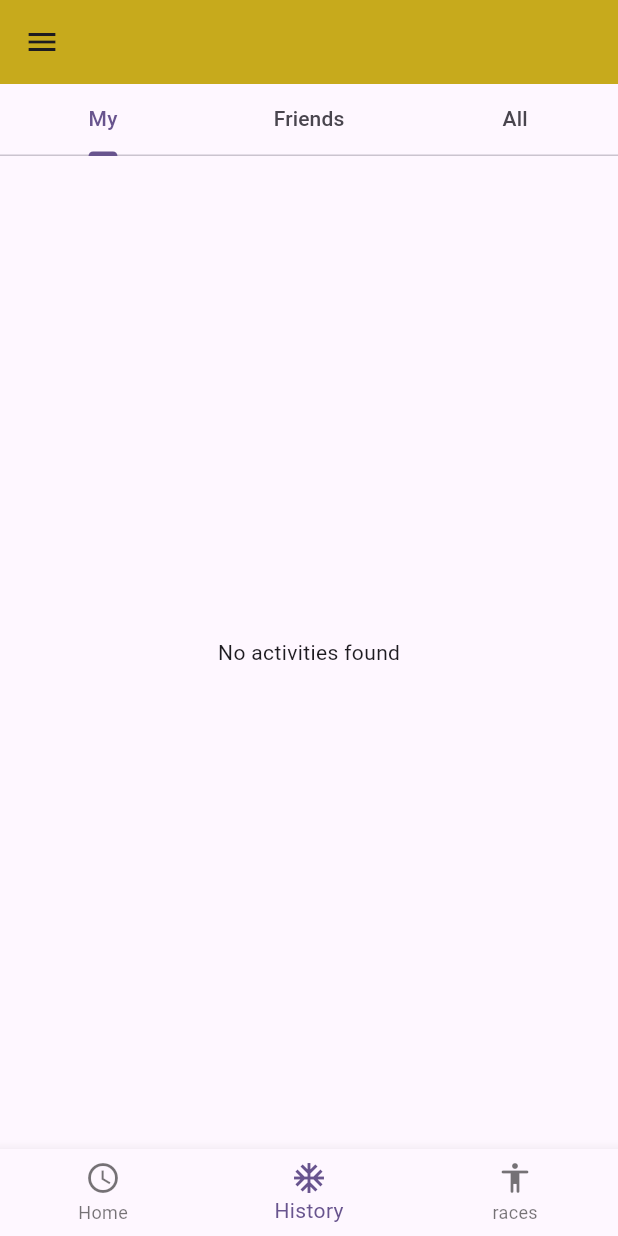
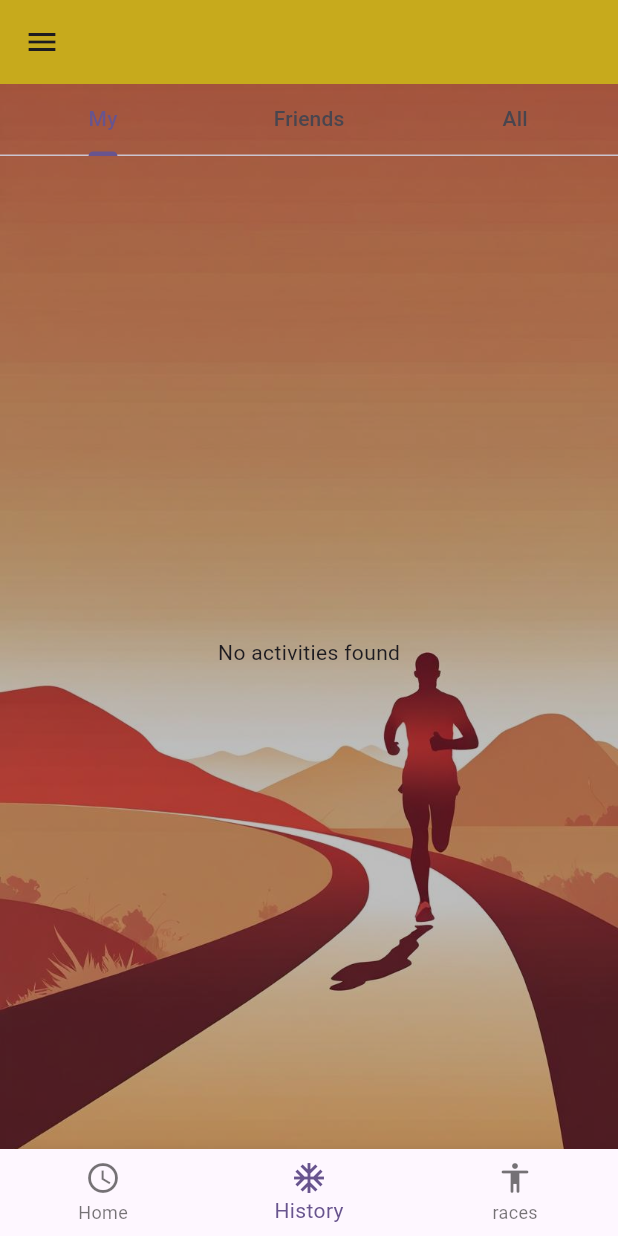
Before and after one commit to albertbrozyna/RunTracK, a Flutter app: the screen it shows once a user with an empty profile is signed in, item 2 of the bottom bar chosen, on a phone screen of 412 x 824 dp. Run offline on Flutter 3.47's test engine with Material 3 defaults, Android fonts, the phone set to English and light mode, and no system bars; our stand-ins replace cloud_firestore, firebase_auth, firebase_core, firebase_storage, flutter_map, geolocator and 4 more; missing offline and left inert: dart:ffi; accounts and stored records are empty; statements that could not run were skipped.

Commit message:
Small fixes, working on activity page.

```diff
--- a/lib/features/activities/pages/user_activities.dart
+++ b/lib/features/activities/pages/user_activities.dart
@@ -34,7 +34,18 @@ class _ActivitiesState extends State<Activities>
       return const Center(child: CircularProgressIndicator());
     }
 
-    return Column(
+    return Container(
+      decoration: BoxDecoration(
+        image: DecorationImage(
+          image: AssetImage("assets/background-start.jpg"),
+          fit: BoxFit.cover,
+          colorFilter: ColorFilter.mode(
+            Colors.black.withValues(alpha: 0.25),
+            BlendMode.darken,
+          ),
+        ),
+      ),
+      child: Column(
         children: [
           TabBar(
             controller: _tabController,
@@ -83,6 +94,7 @@ class _ActivitiesState extends State<Activities>
             ),
           ),
         ],
+      ),
     );
   }
 }
--- a/lib/features/activities/widgets/activity_block.dart
+++ b/lib/features/activities/widgets/activity_block.dart
@@ -18,7 +18,9 @@ class ActivityBlock extends StatelessWidget {
 
   @override
   Widget build(BuildContext context) {
-    return Container(
+    return Padding(
+      padding: const EdgeInsets.all(8.0),
+      child: Container(
         child: Column(
           children: [
             // Header with name, date  and profile page
@@ -61,6 +63,7 @@ class ActivityBlock extends StatelessWidget {
                 ),
               ),
               // Map with activity map
+            if(activity.trackedPath?.isNotEmpty ?? false)
               FlutterMap(
                 options: MapOptions(
                   initialCenter: activity.trackedPath != null && activity.trackedPath!.isNotEmpty
@@ -107,6 +110,7 @@ class ActivityBlock extends StatelessWidget {
 
           ],
         ),
+      ),
     );
   }
 }
```
Also changed, not shown: lib/features/auth/login/pages/login_page.dart (+6 -6 lines). Lines whose indentation alone changed are shown as unchanged.
